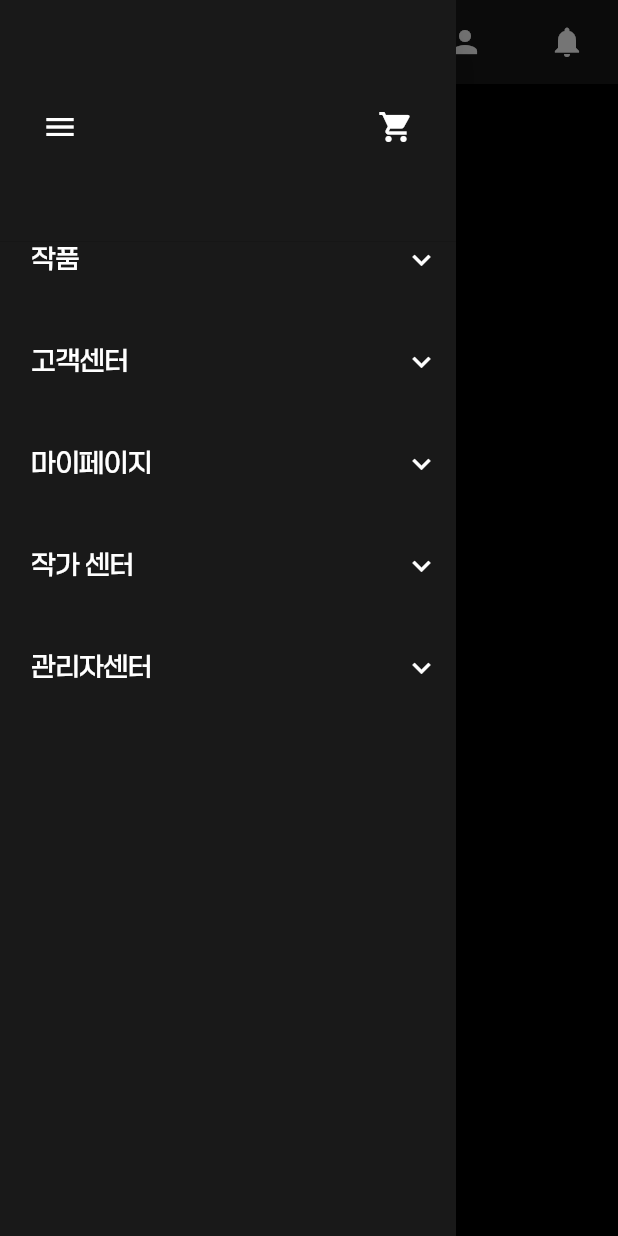
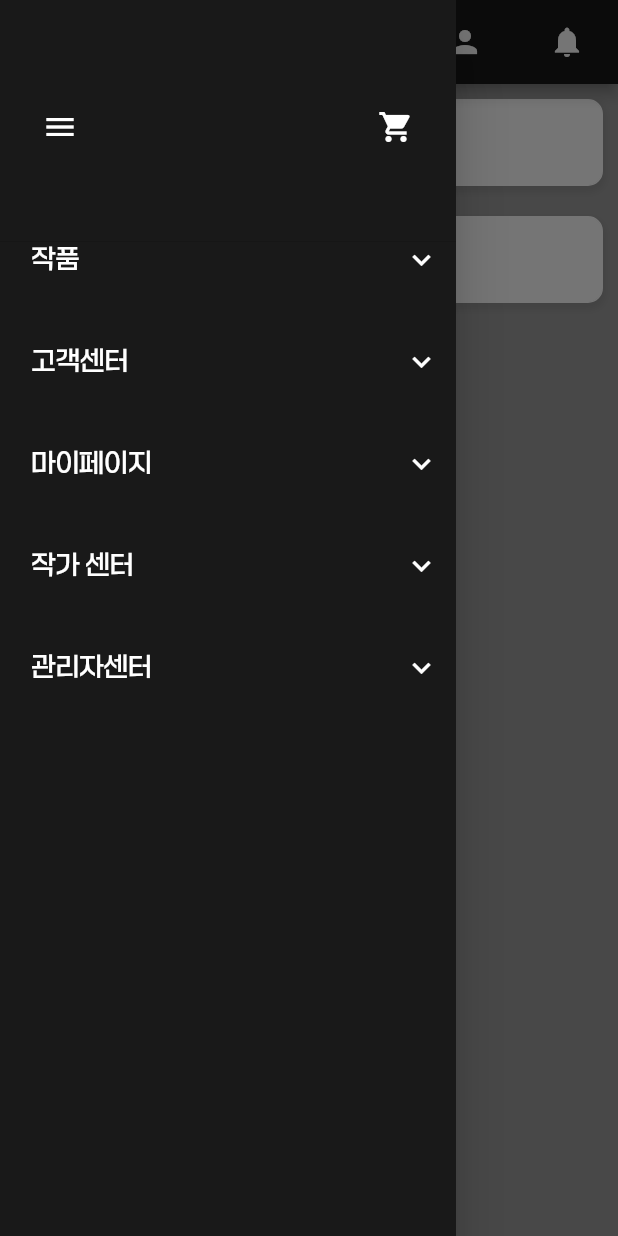
Before and after one commit to m-artx/artx-ios, a Flutter app: the Order_Delivery screen opened directly, with the side drawer open, on a phone screen of 412 x 824 dp. Run offline on Flutter 3.47's test engine with Material 2 defaults, Android fonts, the light colour scheme and no system bars; our stand-ins replace carousel_slider, page_view_indicators; network calls fail.

Commit message:
ARTX-64 feat: 주문배송정보 화면 구현

```diff
--- a/lib/Order_Delivery.dart
+++ b/lib/Order_Delivery.dart
@@ -1,16 +1,74 @@
 import 'package:flutter/material.dart';
-import 'custom_app_bar.dart'; // 앱바를 위한 사용자 정의 위젯을 임포트합니다.
-import 'side_menu.dart'; // 사이드 메뉴를 위한 사용자 정의 위젯을 임포트합니다.
+import 'custom_app_bar.dart';
+import 'side_menu.dart';
+import 'test.dart';
 
 class Order_Delivery extends StatelessWidget {
+  final List<Map<String, dynamic>> orders = [
+    {
+      'date': '2023-06-01',
+      'amount': '10000',
+      'image': 'assets/images/product1.jpeg', // 이미지 주석 해제
+      'title': '상품 1'
+    },
+    {
+      'date': '2023-05-30',
+      'amount': '20000',
+      // 'image': 'assets/images/product2.jpeg', // 이미지 주석 해제
+      'title': '상품 2'
+    },
+    // 추가적인 주문 데이터...
+  ];
+
   @override
   Widget build(BuildContext context) {
+    // 날짜순으로 오름차순 정렬 아래 주석 없애세오
+    // orders.sort((a, b) => a['date'].compareTo(b['date']));
+
     return Scaffold(
-      appBar: CustomAppBar(), // 사용자 정의 앱바를 추가합니다.
-      drawer: SideMenu(), // 사이드 메뉴를 추가합니다.
-      backgroundColor: Colors.black,
-      body: Center(
-        child: Text('여기에 프로필 관련 내용을 배치하세요.'),
+      appBar: CustomAppBar(),
+      drawer: SideMenu(),
+      backgroundColor: Colors.grey,
+      body: ListView.builder(
+        itemCount: orders.length,
+        itemBuilder: (context, index) {
+          var order = orders[index];
+          return Container(
+            margin: EdgeInsets.all(10), // Adjust the margin as needed
+            decoration: BoxDecoration(
+              color: Colors.white, // White color background
+              border: Border.all(color: Colors.white), // White border
+              borderRadius: BorderRadius.circular(10), // Rounded corners
+              boxShadow: [
+                // Optional: Add shadow for some depth effect
+                BoxShadow(
+                  color: Colors.black.withOpacity(0.1),
+                  spreadRadius: 1,
+                  blurRadius: 5,
+                  offset: Offset(0, 3),
+                ),
+              ],
+            ),
+            child: ListTile(
+              /*leading: Image.asset(order['image'],
+                  width: 50, height: 50), // Image uncommented
+              title:
+                  Text(order['title'], style: TextStyle(color: Colors.black)),
+              subtitle: Text(
+                '₩${order['amount']} - ${order['date']}',
+                style: TextStyle(color: Colors.black),
+              ),*/
+
+              onTap: () {
+                // Navigate to detailed order delivery information page.
+                Navigator.push(
+                  context,
+                  MaterialPageRoute(builder: (context) => TestPage()),
+                );
+              },
+            ),
+          );
+        },
       ),
     );
   }
--- a/lib/side_menu.dart
+++ b/lib/side_menu.dart
@@ -4,6 +4,7 @@ import 'artist_center.dart';
 import 'cart.dart';
 import 'my_profile.dart';
 import 'change_pw.dart';
+import 'Order_Delivery.dart';
 
 class SideMenu extends StatelessWidget {
   @override
@@ -97,7 +98,6 @@ class SideMenu extends StatelessWidget {
                                 ProductList(category: subItem)),
                       );
                     } else if (subItem == '상품 관리') {
-                      // 여기에서 "상품 관리" 항목이 클릭되었을 때의 이동 로직을 추가합니다.
                       Navigator.push(
                         context,
                         MaterialPageRoute(
@@ -105,17 +105,21 @@ class SideMenu extends StatelessWidget {
                                 ArtistProductList()), // 'ArtistProductList'는 대상 페이지의 클래스 이름입니다.
                       );
                     } else if (subItem == '내 프로필') {
-                      // Add this condition
                       Navigator.push(
                         context,
                         MaterialPageRoute(
                             builder: (context) => MyProfilePage()),
                       );
                     } else if (subItem == '비밀번호 변경') {
-                      // Add this condition
                       Navigator.push(
                         context,
                         MaterialPageRoute(builder: (context) => change_pw()),
+                      );
+                    } else if (subItem == '주문/배송정보') {
+                      Navigator.push(
+                        context,
+                        MaterialPageRoute(
+                            builder: (context) => Order_Delivery()),
                       );
                     }
                     // 다른 메뉴 항목들에 대한 처리를 필요에 따라 추가할 수 있습니다.
--- a/lib/test.dart
+++ b/lib/test.dart
@@ -4,28 +4,24 @@ import 'side_menu.dart';
 import 'font_util.dart';
 
 class TestPage extends StatefulWidget {
-
-
   @override
   _TestPageState createState() => _TestPageState();
 }
 
 class _TestPageState extends State<TestPage> {
-
   @override
   Widget build(BuildContext context) {
     return Scaffold(
-
         backgroundColor: Color.fromARGB(255, 23, 23, 23),
         appBar: CustomAppBar(),
         drawer: SideMenu(),
         body: SingleChildScrollView(
-        child: Text("test",
+            child: Text(
+          "테스트 페이지 ",
           style: TextStyle(
             color: Colors.white,
             fontFamily: getFontFamily("텍스트"), // 필요하다면 이 부분을 수정
-                        ),)
-      )
-    );
+          ),
+        )));
   }
 }
```
Lines whose indentation alone changed are shown as unchanged.
